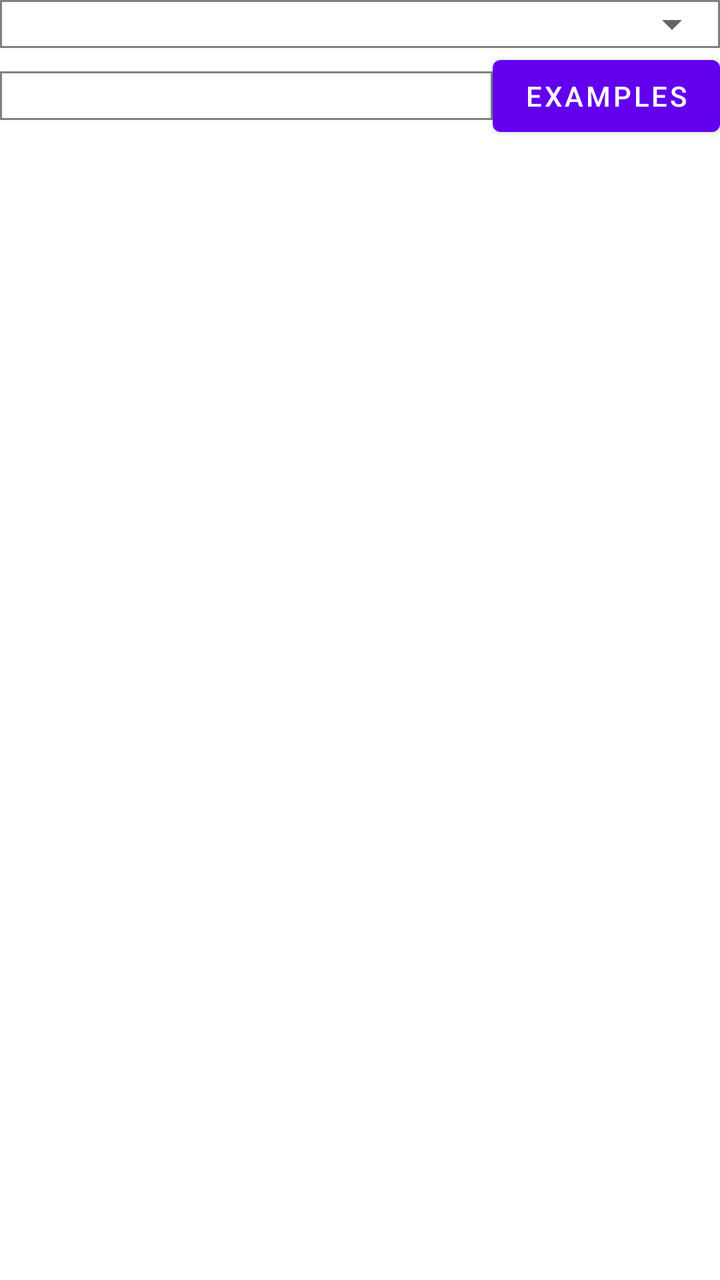
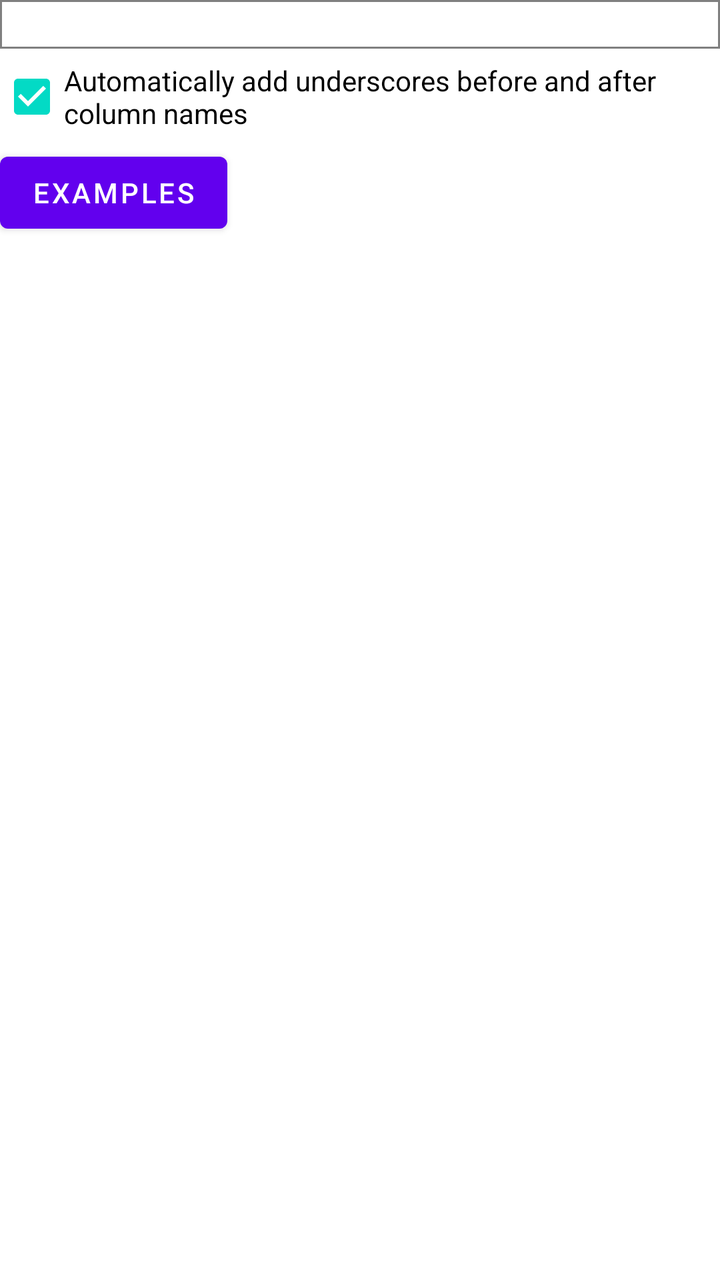

Screens rendered from an Android XML layout before and after an edit, with the pre-edit source and the edit as a unified diff.
<!-- AndroidManifest.xml: application theme Theme.WordQuiz -->
<!-- res/layout/sqlquery.xml -->
<?xml version="1.0" encoding="utf-8"?>
<LinearLayout xmlns:android="http://schemas.android.com/apk/res/android"
    android:orientation="vertical"
    android:layout_width="match_parent"
    android:layout_height="match_parent">
    <FrameLayout
        android:layout_width="match_parent"
        android:layout_height="wrap_content"
        android:background="@drawable/rectangle">
        <Spinner
            android:id="@+id/spinner7"
            android:layout_width="match_parent"
            android:layout_height="wrap_content" />
    </FrameLayout>
    <RelativeLayout
        android:layout_width="match_parent"
        android:layout_height="wrap_content">
        <Button
            android:id="@+id/button74"
            android:layout_width="wrap_content"
            android:layout_height="wrap_content"
            android:layout_alignParentRight="true"
            android:text="Examples">
        </Button>
        <EditText
            android:id="@+id/edittext18"
            android:layout_width="match_parent"
            android:layout_height="wrap_content"
            android:layout_toLeftOf="@+id/button74"
            android:layout_centerVertical="true"
            android:background="@drawable/rectangle">
        </EditText>
    </RelativeLayout>
    <ScrollView
        android:layout_width="match_parent"
        android:layout_height="wrap_content">
        <TextView
            android:id="@+id/textview27"
            android:layout_width="match_parent"
            android:layout_height="wrap_content">
        </TextView>
    </ScrollView>
</LinearLayout>
<!-- resources referenced by this layout -->
<resources>
  <!-- drawable rectangle (drawable) -->
  <?xml version="1.0" encoding="utf-8"?>
  <shape xmlns:android="http://schemas.android.com/apk/res/android">
      <stroke
          android:width="1dp"
          android:color="@color/gray"/>
  </shape>
  <style name="Theme.WordQuiz" parent="Theme.MaterialComponents.DayNight.NoActionBar">
          
          <item name="colorPrimary">@color/purple_500</item>
          <item name="colorPrimaryVariant">@color/purple_700</item>
          <item name="colorOnPrimary">@color/white</item>
          
          <item name="colorSecondary">@color/teal_200</item>
          <item name="colorSecondaryVariant">@color/teal_700</item>
          <item name="colorOnSecondary">@color/black</item>
          
          <item name="android:statusBarColor" tools:targetApi="l">?attr/colorPrimaryVariant</item>
          
      </style>
  <color name="gray">#FF808080</color>
  <color name="purple_500">#FF6200EE</color>
  <color name="purple_700">#FF3700B3</color>
  <color name="white">#FFFFFFFF</color>
  <color name="teal_200">#FF03DAC5</color>
  <color name="teal_700">#FF018786</color>
  <color name="black">#FF000000</color>
</resources>

<!-- the commit's change to res/layout/sqlquery.xml (unified diff, before → after) -->
@@ -3,39 +3,30 @@
     android:orientation="vertical"
     android:layout_width="match_parent"
     android:layout_height="match_parent">
-    <FrameLayout
+    <EditText
+        android:id="@+id/edittext8"
         android:layout_width="match_parent"
         android:layout_height="wrap_content"
         android:background="@drawable/rectangle">
-        <Spinner
-            android:id="@+id/spinner7"
-            android:layout_width="match_parent"
-            android:layout_height="wrap_content" />
-    </FrameLayout>
-    <RelativeLayout
-        android:layout_width="match_parent"
-        android:layout_height="wrap_content">
-        <Button
-            android:id="@+id/button74"
-            android:layout_width="wrap_content"
-            android:layout_height="wrap_content"
-            android:layout_alignParentRight="true"
-            android:text="Examples">
-        </Button>
-        <EditText
-            android:id="@+id/edittext18"
-            android:layout_width="match_parent"
-            android:layout_height="wrap_content"
-            android:layout_toLeftOf="@+id/button74"
-            android:layout_centerVertical="true"
-            android:background="@drawable/rectangle">
-        </EditText>
-    </RelativeLayout>
+    </EditText>
+    <CheckBox
+        android:id="@+id/checkbox3"
+        android:layout_width="wrap_content"
+        android:layout_height="wrap_content"
+        android:checked="true"
+        android:text="Automatically add underscores before and after column names">
+    </CheckBox>
+    <Button
+        android:id="@+id/button73"
+        android:layout_width="wrap_content"
+        android:layout_height="wrap_content"
+        android:text="Examples">
+    </Button>
     <ScrollView
         android:layout_width="match_parent"
         android:layout_height="wrap_content">
         <TextView
-            android:id="@+id/textview27"
+            android:id="@+id/textview14"
             android:layout_width="match_parent"
             android:layout_height="wrap_content">
         </TextView>
